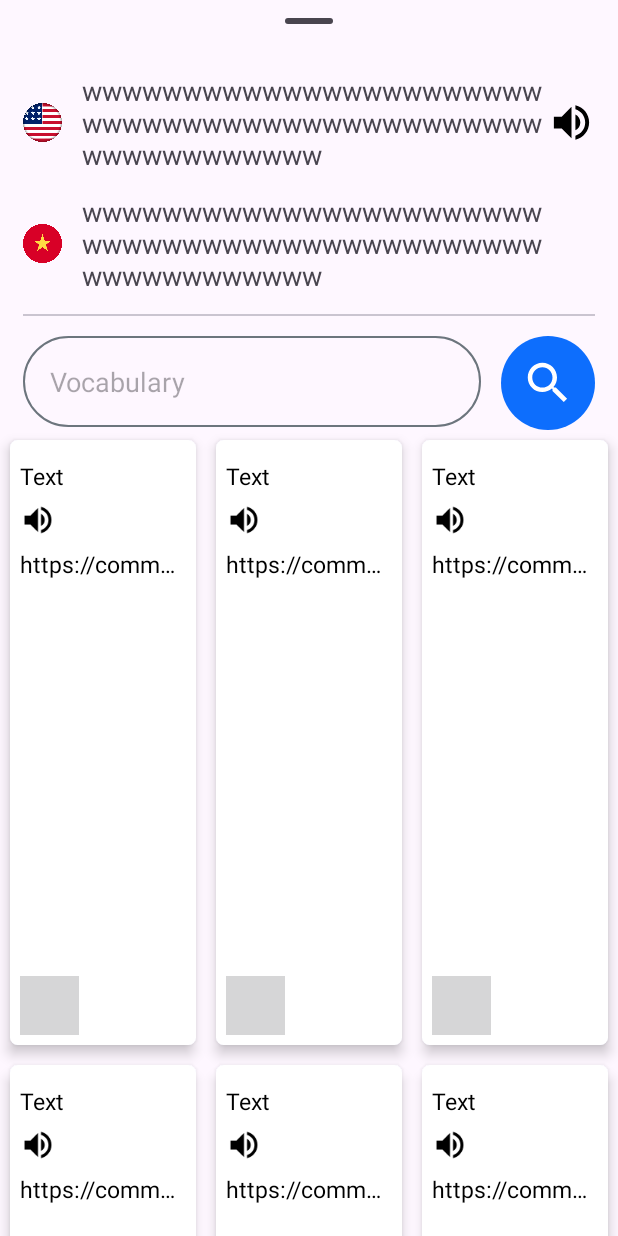
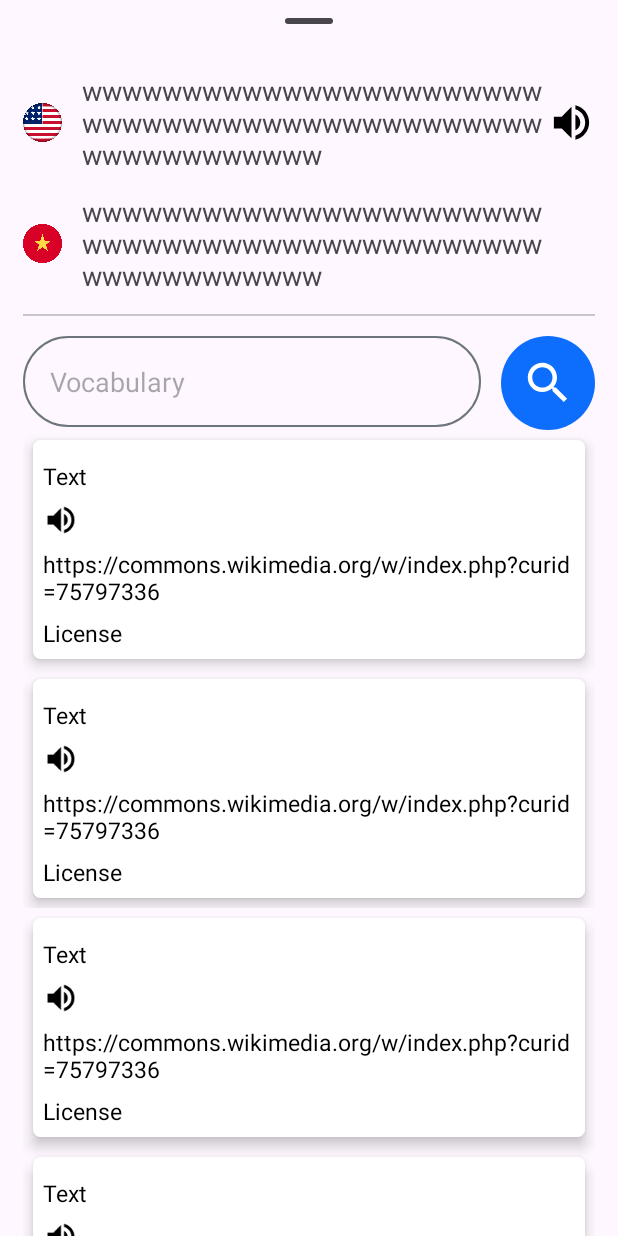
Before and after one commit to maidinhthaison/TKMT-HK2-2324, an Android app: the layout fragment_vocabulary_bottomsheet.xml on its own in the app's theme, with its tools: preview values and no code run, on a phone screen of 412 x 824 dp. Run offline under Robolectric (Android 15) with nearby library versions, the phone set to English and light mode, and no system bars.

```diff
--- a/app/src/main/java/com/mdts/eieapp/presentation/bottomsheet/adapter/VocabularyAdapter.kt
+++ /dev/null
@@ -1,4 +0,0 @@
-package com.mdts.eieapp.presentation.bottomsheet.adapter
-
-class VocabularyAdapter {
-}
--- a/app/src/main/res/layout/fragment_vocabulary_bottomsheet.xml
+++ b/app/src/main/res/layout/fragment_vocabulary_bottomsheet.xml
@@ -90,13 +90,15 @@
                     android:layout_width="match_parent"
                     android:layout_height="@dimen/_1sdp"/>
                 <androidx.appcompat.widget.LinearLayoutCompat
+                    android:focusable="true"
+                    android:focusableInTouchMode="true"
                     android:layout_width="match_parent"
                     android:layout_height="wrap_content"
                     android:layout_below="@+id/div0"
                     android:orientation="horizontal">
                     <androidx.appcompat.widget.AppCompatEditText
                         android:layout_weight="0.7"
-                        android:id="@+id/tvWordLookUp"
+                        android:id="@+id/edtWordLookUp"
                         android:layout_width="wrap_content"
                         android:layout_height="wrap_content"
                         android:background="@drawable/bg_outline_32_gray"
@@ -113,19 +115,54 @@
                 </androidx.appcompat.widget.LinearLayoutCompat>
 
             </androidx.appcompat.widget.LinearLayoutCompat>
+            <androidx.appcompat.widget.AppCompatTextView
+                android:id="@+id/tvPhonetics"
+                android:layout_width="wrap_content"
+                android:layout_height="wrap_content"
+                android:text="@string/bottom_sheet_phonetics_label"
+                android:visibility="gone"
+                android:textColor="@color/black"
+                android:textStyle="bold"
+                android:textSize="@dimen/_14sdp"
+                android:layout_margin="@dimen/_12sdp"/>
             <androidx.recyclerview.widget.RecyclerView
-                android:id="@+id/rvVocabulary"
+                android:layout_marginStart="@dimen/_12sdp"
+                android:layout_marginEnd="@dimen/_12sdp"
+                android:id="@+id/rvPhonetics"
                 android:layout_width="match_parent"
                 android:layout_height="match_parent"
                 android:clipChildren="false"
                 android:clipToPadding="false"
                 android:nestedScrollingEnabled="true"
                 android:orientation="vertical"
-                app:layoutManager="androidx.recyclerview.widget.GridLayoutManager"
+                app:layoutManager="androidx.recyclerview.widget.LinearLayoutManager"
                 app:layout_behavior="@string/appbar_scrolling_view_behavior"
-                tools:itemCount="9"
-                app:spanCount="3"
-                tools:listitem="@layout/view_holder_vocabulary_item" />
+                tools:itemCount="2"
+                tools:listitem="@layout/view_holder_phonetic_item" />
+            <androidx.appcompat.widget.AppCompatTextView
+                android:id="@+id/tvMeanings"
+                android:layout_width="wrap_content"
+                android:layout_height="wrap_content"
+                android:text="@string/bottom_sheet_meanings_label"
+                android:visibility="gone"
+                android:textColor="@color/black"
+                android:textStyle="bold"
+                android:textSize="@dimen/_14sdp"
+                android:layout_margin="@dimen/_12sdp"/>
+            <androidx.recyclerview.widget.RecyclerView
+                android:layout_marginStart="@dimen/_12sdp"
+                android:layout_marginEnd="@dimen/_12sdp"
+                android:id="@+id/rvMeaning"
+                android:layout_width="match_parent"
+                android:layout_height="match_parent"
+                android:clipChildren="false"
+                android:clipToPadding="false"
+                android:nestedScrollingEnabled="true"
+                android:orientation="vertical"
+                app:layoutManager="androidx.recyclerview.widget.LinearLayoutManager"
+                app:layout_behavior="@string/appbar_scrolling_view_behavior"
+                tools:itemCount="2"
+                tools:listitem="@layout/view_holder_phonetic_item" />
         </androidx.appcompat.widget.LinearLayoutCompat>
 
     </androidx.core.widget.NestedScrollView>
--- a/app/src/main/res/layout/view_holder_vocabulary_item.xml
+++ b/app/src/main/res/layout/view_holder_phonetic_item.xml
@@ -4,7 +4,7 @@
     xmlns:tools="http://schemas.android.com/tools"
     android:layout_width="match_parent"
     android:layout_margin="@dimen/_5sdp"
-    android:layout_height="@dimen/_310sdp"
+    android:layout_height="wrap_content"
     app:cardCornerRadius="@dimen/_4sdp"
     app:cardElevation="@dimen/_4sdp"
     app:strokeColor="@android:color/transparent"
@@ -15,10 +15,10 @@
         android:background="@color/white"
         android:padding="@dimen/_5sdp"
         android:layout_width="match_parent"
-        android:layout_height="wrap_content">
+        android:layout_height="match_parent">
         <com.google.android.material.textview.MaterialTextView
             android:ellipsize="end"
-            android:maxLines="1"
+            android:maxLines="2"
             android:id="@+id/tvText"
             android:layout_width="wrap_content"
             android:layout_height="wrap_content"
@@ -35,42 +35,25 @@
             app:srcCompat="@drawable/ic_volume_up_24" />
         <com.google.android.material.textview.MaterialTextView
             android:ellipsize="end"
-            android:maxLines="1"
+            android:maxLines="2"
             android:layout_marginTop="@dimen/_5sdp"
             android:layout_below="@+id/imvSpeak"
             android:layout_width="wrap_content"
             android:layout_height="wrap_content"
             android:textColor="@color/black"
-            android:id="@+id/tvReference"
+            android:id="@+id/tvSourceUrl"
             tools:text="https://commons.wikimedia.org/w/index.php?curid=75797336"
-            android:textSize="@dimen/_12sdp"
-             />
+            android:textSize="@dimen/_12sdp" />
+        <com.google.android.material.textview.MaterialTextView
+            android:layout_marginTop="@dimen/_5sdp"
+            android:layout_below="@+id/tvSourceUrl"
+            android:layout_width="wrap_content"
+            android:layout_height="wrap_content"
+            android:textColor="@color/black"
+            android:id="@+id/tvLicense"
+            tools:text="License"
+            android:textSize="@dimen/_12sdp" />
 
-        <RelativeLayout
-            android:layout_alignParentBottom="true"
-            android:layout_width="wrap_content"
-            android:layout_height="wrap_content">
-
-            <androidx.core.widget.ContentLoadingProgressBar
-                android:id="@+id/pbVotePercent"
-                android:layout_width="@dimen/_30sdp"
-                android:layout_height="@dimen/_30sdp"
-                android:layout_centerInParent="true"
-                android:layout_centerVertical="true"
-                android:indeterminateOnly="false"
-                android:max="100"
-                android:progress="75"
-                android:progressDrawable="@drawable/circle" />
-
-            <com.google.android.material.textview.MaterialTextView
-                android:id="@+id/tvVoteCount"
-                android:layout_width="wrap_content"
-                android:layout_height="wrap_content"
-                android:layout_centerInParent="true"
-                android:textColor="@color/black"
-                android:textSize="@dimen/_10sdp"
-                android:textStyle="bold" />
-        </RelativeLayout>
 
     </RelativeLayout>
 
--- a/app/src/main/res/values/strings.xml
+++ b/app/src/main/res/values/strings.xml
@@ -13,4 +13,13 @@
     <!--About-->
     <string name="about_app_title">Đồ Án TKPM HK2 23/24</string>
     <string name="about_app_description">Ứng Dụng: English is Easy</string>
+
+    <!--Vocabulary-->
+    <string name="bottom_sheet_source_url_label"><![CDATA[<u>%1$s</u>]]></string>
+    <string name="bottom_sheet_source_license_label"><![CDATA[<b>License: </b>%1$s]]></string>
+    <string name="bottom_sheet_synonyms_label"><![CDATA[<b>Synonyms:</b>%1$s]]></string>
+    <string name="bottom_sheet_antonyms_label"><![CDATA[<b>Antonyms:</b>%1$s]]></string>
+
+    <string name="bottom_sheet_phonetics_label">Phonetics</string>
+    <string name="bottom_sheet_meanings_label">Meanings</string>
 </resources>
```
Also changed, not shown: app/src/main/java/com/mdts/eieapp/presentation/bottomsheet/VocabularyBottomSheetDialogFragment.kt (+36 -10 lines), app/src/main/java/com/mdts/eieapp/presentation/bottomsheet/adapter/MeaningsAdapter.kt (added, +81 -0 lines), app/src/main/java/com/mdts/eieapp/presentation/bottomsheet/adapter/PhoneticsAdapter.kt (added, +105 -0 lines), app/src/main/res/layout/view_holder_meaning_item.xml (added, +64 -0 lines).
